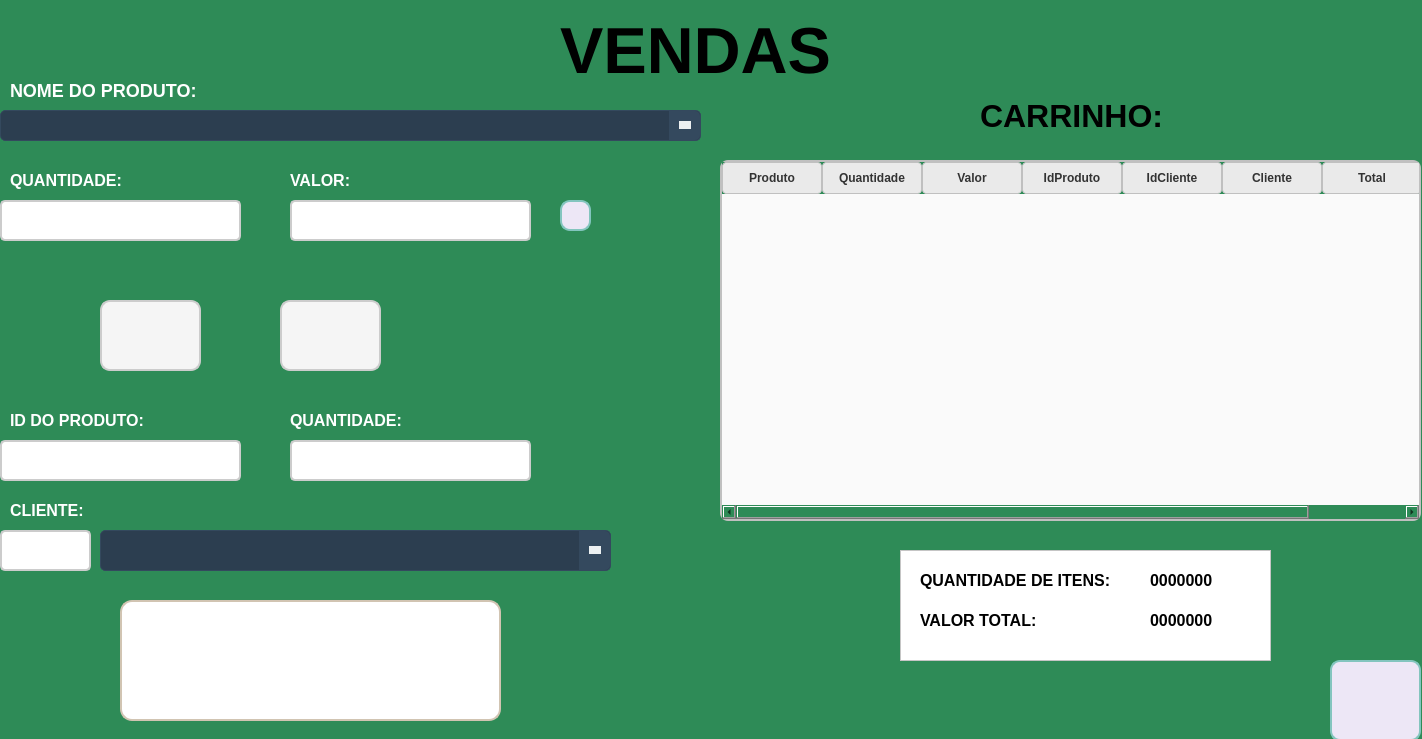
Above: frm_Vendas.ui from ArielAraujo18/ErpSistema before the change. Below: the same form after it.
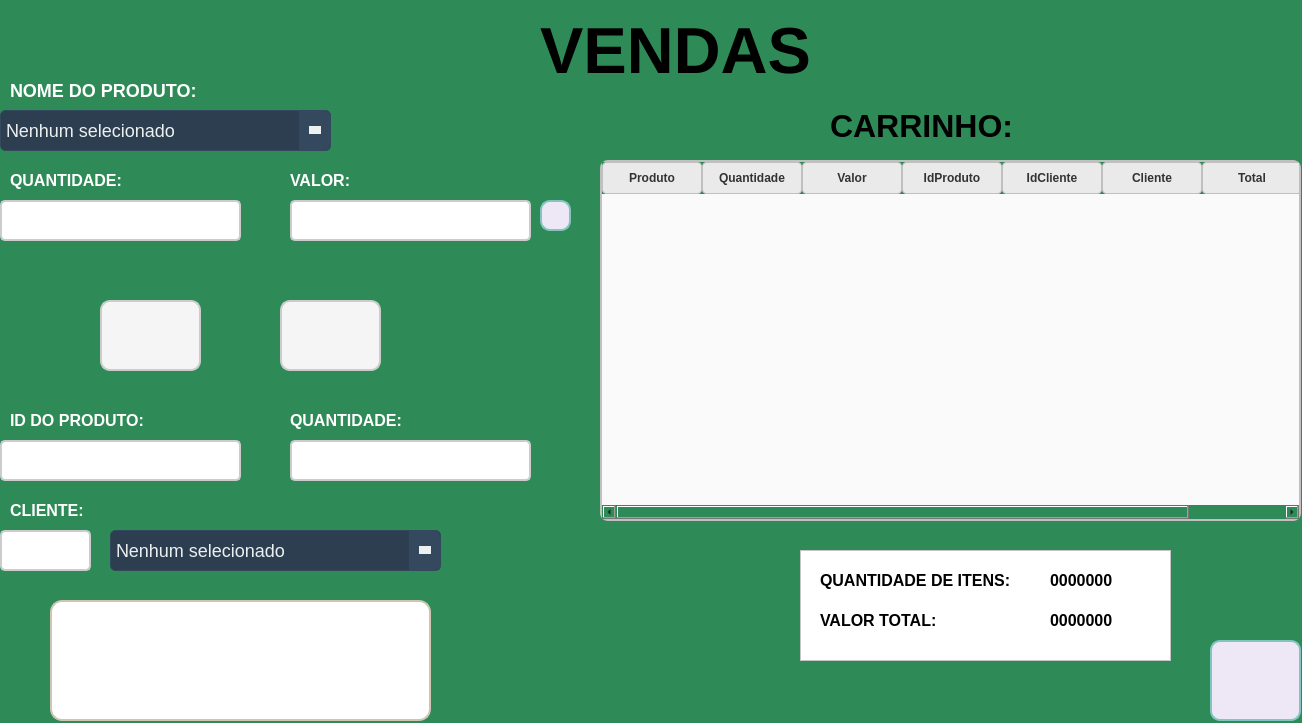
That is the form after the change. Icons and pictures are not drawn.

```diff
--- a/frm_Vendas.ui
+++ b/frm_Vendas.ui
@@ -6,8 +6,8 @@
    <rect>
     <x>0</x>
     <y>0</y>
-    <width>1422</width>
-    <height>739</height>
+    <width>1302</width>
+    <height>723</height>
    </rect>
   </property>
   <property name="windowTitle">
@@ -49,7 +49,7 @@
   <widget class="QLabel" name="label_2">
    <property name="geometry">
     <rect>
-     <x>560</x>
+     <x>540</x>
      <y>10</y>
      <width>271</width>
      <height>81</height>
@@ -79,8 +79,8 @@
     <rect>
      <x>0</x>
      <y>110</y>
-     <width>701</width>
-     <height>31</height>
+     <width>331</width>
+     <height>41</height>
     </rect>
    </property>
    <property name="styleSheet">
@@ -90,7 +90,7 @@
     border: 1px solid #34495e;
     border-radius: 5px;
     padding: 5px;
-    font-size: 14px;
+    font-size: 18px;
     min-width: 100px;
 }
 
@@ -193,6 +193,11 @@
 
 </string>
    </property>
+   <item>
+    <property name="text">
+     <string>Nenhum selecionado</string>
+    </property>
+   </item>
   </widget>
   <widget class="QLabel" name="label_3">
    <property name="geometry">
@@ -484,8 +489,8 @@
   <widget class="QLabel" name="label_8">
    <property name="geometry">
     <rect>
-     <x>980</x>
-     <y>100</y>
+     <x>830</x>
+     <y>110</y>
      <width>191</width>
      <height>31</height>
     </rect>
@@ -586,7 +591,7 @@
   <widget class="QTableWidget" name="carrinho">
    <property name="geometry">
     <rect>
-     <x>720</x>
+     <x>600</x>
      <y>160</y>
      <width>701</width>
      <height>361</height>
@@ -695,7 +700,7 @@
   <widget class="QFrame" name="frame">
    <property name="geometry">
     <rect>
-     <x>900</x>
+     <x>800</x>
      <y>550</y>
      <width>371</width>
      <height>111</height>
@@ -828,9 +833,9 @@
   <widget class="QComboBox" name="comboCliente">
    <property name="geometry">
     <rect>
-     <x>100</x>
+     <x>110</x>
      <y>530</y>
-     <width>511</width>
+     <width>331</width>
      <height>41</height>
     </rect>
    </property>
@@ -841,7 +846,7 @@
     border: 1px solid #34495e;
     border-radius: 5px;
     padding: 5px;
-    font-size: 14px;
+    font-size: 18px;
     min-width: 100px;
 }
 
@@ -943,11 +948,16 @@
 }
 </string>
    </property>
+   <item>
+    <property name="text">
+     <string>Nenhum selecionado</string>
+    </property>
+   </item>
   </widget>
   <widget class="QPushButton" name="btn_pagamento">
    <property name="geometry">
     <rect>
-     <x>120</x>
+     <x>50</x>
      <y>600</y>
      <width>381</width>
      <height>121</height>
@@ -987,7 +997,7 @@
   <widget class="QPushButton" name="btn_atualizar">
    <property name="geometry">
     <rect>
-     <x>560</x>
+     <x>540</x>
      <y>200</y>
      <width>31</width>
      <height>31</height>
@@ -1029,8 +1039,8 @@
   <widget class="QPushButton" name="btn_voltar">
    <property name="geometry">
     <rect>
-     <x>1330</x>
-     <y>660</y>
+     <x>1210</x>
+     <y>640</y>
      <width>91</width>
      <height>81</height>
     </rect>
```
